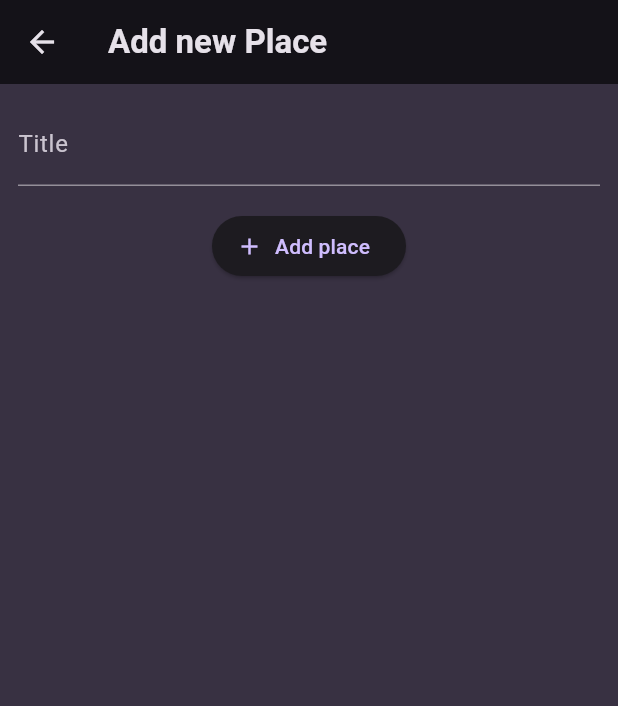
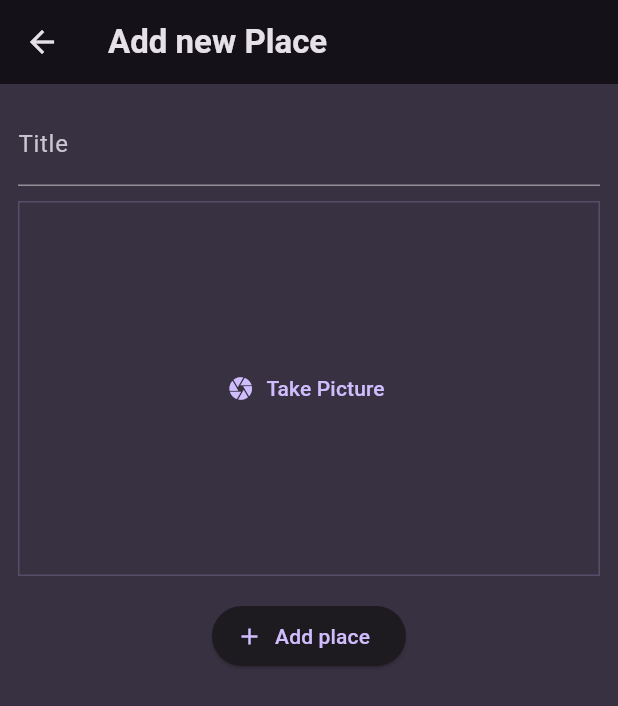
Before and after one commit to hoosamMr/favorite_places, a Flutter app: the screen it shows after launch, after a tap on the "add" icon, on a phone screen of 412 x 824 dp. Shown: the top 706 px of the screen. Run offline on Flutter 3.47's test engine with Material 3 defaults, Android fonts, the phone set to English and light mode, and no system bars; our stand-ins replace flutter_riverpod, google_fonts, image_picker.

Commit message:
package image_picker was added

```diff
--- a/lib/screens/add_place.dart
+++ b/lib/screens/add_place.dart
@@ -1,4 +1,5 @@
 import 'package:favorite_places/providers/user_places.dart';
+import 'package:favorite_places/widgets/image_input.dart';
 import 'package:flutter/material.dart';
 import 'package:flutter_riverpod/flutter_riverpod.dart';
 
@@ -46,6 +47,8 @@ class _AddPlaceScreen extends ConsumerState<AddPlaceScreen> {
                   color: Theme.of(context).colorScheme.onBackground,
                 ),
               ),
+              const SizedBox(height: 10),
+              ImageInput(),
               const SizedBox(height: 16),
               ElevatedButton.icon(
                 onPressed: _savePlace,
--- a/lib/screens/places.dart
+++ b/lib/screens/places.dart
@@ -26,7 +26,7 @@ class PlacesScreen extends ConsumerWidget {
         ],
       ),
       body: PlacesList(
-        places: [],
+        places: userPlaces,
       ),
     );
   }
--- /dev/null
+++ b/lib/widgets/image_input.dart
@@ -0,0 +1,39 @@
+import'dart:io';
+import 'package:flutter/material.dart';
+import 'package:image_picker/image_picker.dart';
+class ImageInput extends StatefulWidget {
+  const ImageInput({super.key});
+
+  @override
+  State<ImageInput> createState() => _ImageInput();
+}
+
+class _ImageInput extends State<ImageInput> {
+   File? _selectedImage;
+  void _takePicture()async{
+    final imagePicker = ImagePicker();
+    final pickImage = await imagePicker.pickImage(source: ImageSource.camera,maxWidth: 600);
+    if(pickImage == null){
+
+    }
+  }
+  @override
+  Widget build(BuildContext context) {
+    return Container(
+      decoration: BoxDecoration(
+        border: Border.all(
+          width: 1,
+          color: Theme.of(context).colorScheme.primary.withOpacity(0.2),
+        ),
+      ),
+      height: 250,
+      width: double.infinity,
+      alignment: Alignment.center,
+      child: TextButton.icon(
+        icon: const Icon(Icons.camera),
+        label: const Text('Take Picture'),
+        onPressed: _takePicture,
+      ),
+    );
+  }
+}
--- a/lib/widgets/places_list.dart
+++ b/lib/widgets/places_list.dart
@@ -1,4 +1,5 @@
 import 'package:favorite_places/models/place.dart';
+import 'package:favorite_places/screens/places_detail.dart';
 import 'package:flutter/material.dart';
 
 class PlacesList extends StatelessWidget {
@@ -26,6 +27,9 @@ class PlacesList extends StatelessWidget {
                 color: Theme.of(context).colorScheme.onBackground,
               ),
         ),
+        onTap: (){
+          Navigator.of(context).push(MaterialPageRoute(builder: (ctx)=>PlaceDetailScreen(place: places[index])));
+        },
       ),
     );
   }
--- a/pubspec.yaml
+++ b/pubspec.yaml
@@ -38,6 +38,7 @@ dependencies:
   google_fonts: ^6.1.0
   uuid: ^4.2.2
   flutter_riverpod: ^2.4.9
+  image_picker: ^1.0.5
 
 dev_dependencies:
   flutter_test:
```
Also changed, not shown: lib/screens/places_detail.dart (+24 -0 lines), pubspec.lock.
